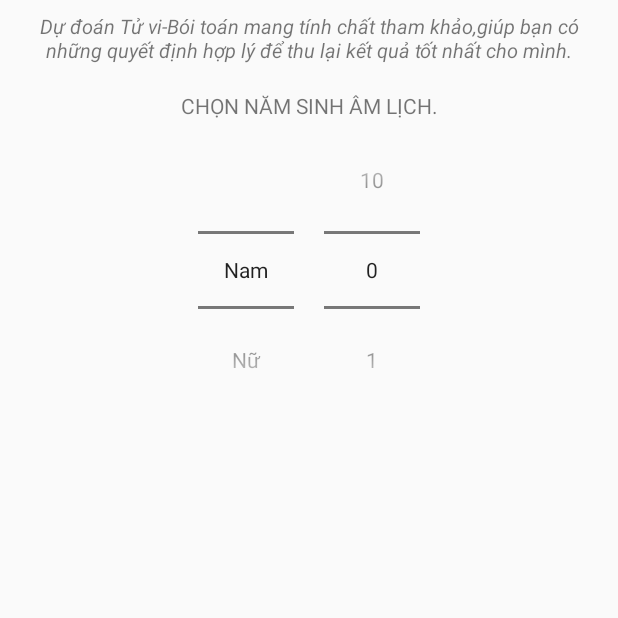
After one commit to sonnvph06390/LichViet, an Android app: the Tuvi2019Activity screen opened directly, with no data from a screen before it, on a phone screen of 412 x 824 dp, the top half of it. The commit adds this screen. Run offline under Robolectric (Android 15) with nearby library versions, the phone set to English and light mode, and no system bars.

Commit message:
no message

```diff
--- a/app/src/main/AndroidManifest.xml
+++ b/app/src/main/AndroidManifest.xml
@@ -9,6 +9,7 @@
         android:roundIcon="@mipmap/ic_launcher_round"
         android:supportsRtl="true"
         android:theme="@style/AppTheme">
+
         <activity android:name=".fragment.SuKienFragment"></activity>
         <activity
             android:name=".activity.VietSuKienActivity"
@@ -16,7 +17,11 @@
         <activity
             android:name=".activity.SuKienActivity"
             android:theme="@style/AppTheme.NoActionBar" />
+
+
+        <activity android:name=".activity.Tuvi2019Activity"></activity>
         <activity android:name=".activity.MainActivity">
+
             <intent-filter>
                 <action android:name="android.intent.action.MAIN" />
 
--- /dev/null
+++ b/app/src/main/java/com/thuanthanh/lichviet/activity/Tuvi2019Activity.java
@@ -0,0 +1,44 @@
+package com.thuanthanh.lichviet.activity;
+
+import androidx.appcompat.app.AppCompatActivity;
+
+import android.os.Bundle;
+import android.widget.NumberPicker;
+import android.widget.Toast;
+
+import com.thuanthanh.lichviet.R;
+
+public class Tuvi2019Activity extends AppCompatActivity {
+
+
+    @Override
+    protected void onCreate(Bundle savedInstanceState) {
+        super.onCreate(savedInstanceState);
+        setContentView(R.layout.activity_tuvi2019);
+        anhxa();
+        NumberPicker picker1 = (NumberPicker) findViewById(R.id.np1);
+        picker1.setMaxValue(2);
+        String[] strs1 = {"Nam","Nữ" };
+        picker1.setDisplayedValues(strs1);
+        picker1.setWrapSelectorWheel(true);
+        NumberPicker numberPicker = findViewById(R.id.np2);
+
+        if (numberPicker != null) {
+            numberPicker.setMinValue(0);
+            numberPicker.setMaxValue(10);
+            numberPicker.setWrapSelectorWheel(true);
+            numberPicker.setOnValueChangedListener(new NumberPicker.OnValueChangeListener() {
+                @Override
+                public void onValueChange(NumberPicker picker, int oldVal, int newVal) {
+                    String text = "Changed from " + oldVal + " to " + newVal;
+                    Toast.makeText(Tuvi2019Activity.this, text, Toast.LENGTH_SHORT).show();
+                }
+            });
+        }
+
+    }
+
+    private void anhxa() {
+
+    }
+}
--- /dev/null
+++ b/app/src/main/res/layout/activity_tuvi2019.xml
@@ -0,0 +1,51 @@
+<?xml version="1.0" encoding="utf-8"?>
+<ScrollView xmlns:android="http://schemas.android.com/apk/res/android"
+    xmlns:app="http://schemas.android.com/apk/res-auto"
+    xmlns:tools="http://schemas.android.com/tools"
+    android:layout_width="match_parent"
+    android:layout_height="match_parent"
+    tools:context=".activity.Tuvi2019Activity">
+
+    <LinearLayout
+        android:layout_width="match_parent"
+        android:layout_height="match_parent"
+        android:orientation="vertical">
+
+        <TextView
+            android:layout_width="match_parent"
+            android:layout_height="wrap_content"
+            android:gravity="center_horizontal"
+            android:padding="8dp"
+            android:text="@string/tuvi2019_mota"
+            android:textSize="6pt"
+            android:textStyle="italic" />
+
+        <TextView
+            android:layout_width="match_parent"
+            android:layout_height="wrap_content"
+            android:layout_marginTop="10dp"
+            android:gravity="center_horizontal"
+            android:text="Chọn năm sinh âm lịch."
+            android:textAllCaps="true" />
+
+        <LinearLayout
+            android:layout_width="match_parent"
+            android:layout_height="wrap_content"
+            android:layout_gravity="center_horizontal"
+            android:layout_margin="10dp"
+            android:gravity="center"
+            android:orientation="horizontal">
+
+            <NumberPicker
+                android:id="@+id/np1"
+                android:layout_width="wrap_content"
+                android:layout_height="wrap_content"
+                android:layout_marginRight="20dp" />
+
+            <NumberPicker
+                android:id="@+id/np2"
+                android:layout_width="wrap_content"
+                android:layout_height="wrap_content" />
+        </LinearLayout>
+    </LinearLayout>
+</ScrollView>
--- a/app/src/main/res/values/strings.xml
+++ b/app/src/main/res/values/strings.xml
@@ -14,6 +14,7 @@
     <string name="doingay_lichngay">Đổi ngày</string>
     <string name="nnnx_lichngay">Ngày này năm xưa</string>
     <string name="homnay">Hôm nay</string>
+
     <string name="navigation_drawer_open">Open</string>
     <string name="navigation_drawer_close">Close</string>
     <string name="sukien">Sự kiện</string>
@@ -31,4 +32,12 @@
     <string name="mail">Tài khoản</string>
     <string name="chuataosukien">Chưa tạo sự kiện nào</string>
     <string name="haytaosukien">Hãy tạo sự kiện mới bằng cách nhấn vào nút (+) phía trên cùng góc bên phải</string>
+
+    <string name="titeltuvi">Tử vi bói toán</string>
+    <string name="xemngaytot">Xem ngày tốt</string>
+    <string name="xemngaycattuong">Giúp bạn tra cứu ngày cát tường để làm các việc đại sự.</string>
+    <string name="xemtuvi">Xem tử vi</string>
+    <string name="xemvanmenh"><![CDATA[Lá số tử vi & xem vận mệnh]]></string>
+    <string name="tuvi2019_mota">Dự đoán Tử vi-Bói toán mang tính chất tham khảo,giúp bạn có những quyết định hợp lý để thu lại kết quả tốt nhất cho mình.</string>
+
 </resources>
```
